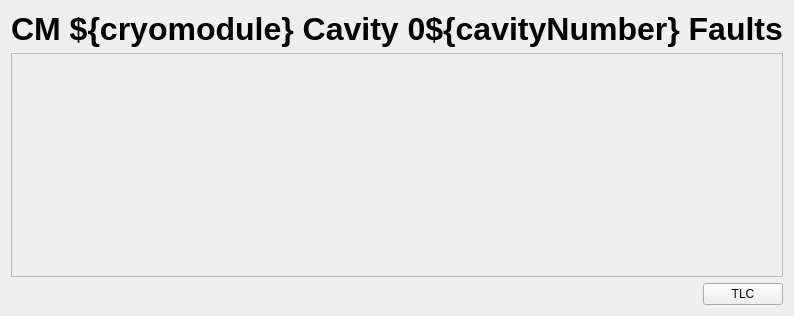
This is frontend/cavityfaultdisplay.ui in slaclab/cavityDisplay as Qt 5 draws it before an edit. The edited form follows.
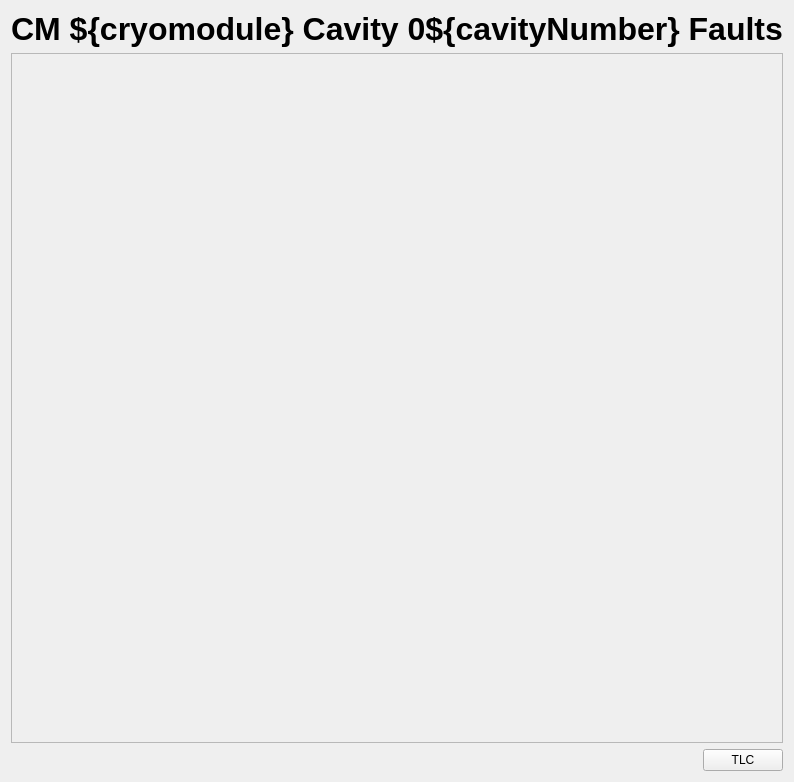
This is the edited form. Custom widgets are drawn as their Qt base class.

Commit message: fixed cavity fault display formatting to text is lined up

What changed in the file:
```diff
--- a/frontend/cavityfaultdisplay.ui
+++ b/frontend/cavityfaultdisplay.ui
@@ -7,7 +7,7 @@
     <x>0</x>
     <y>0</y>
     <width>599</width>
-    <height>316</height>
+    <height>782</height>
    </rect>
   </property>
   <property name="windowTitle">
@@ -51,7 +51,7 @@
         <x>0</x>
         <y>0</y>
         <width>573</width>
-        <height>221</height>
+        <height>687</height>
        </rect>
       </property>
       <layout class="QVBoxLayout" name="verticalLayout_3">
```
The commit also changes 1 other file.
